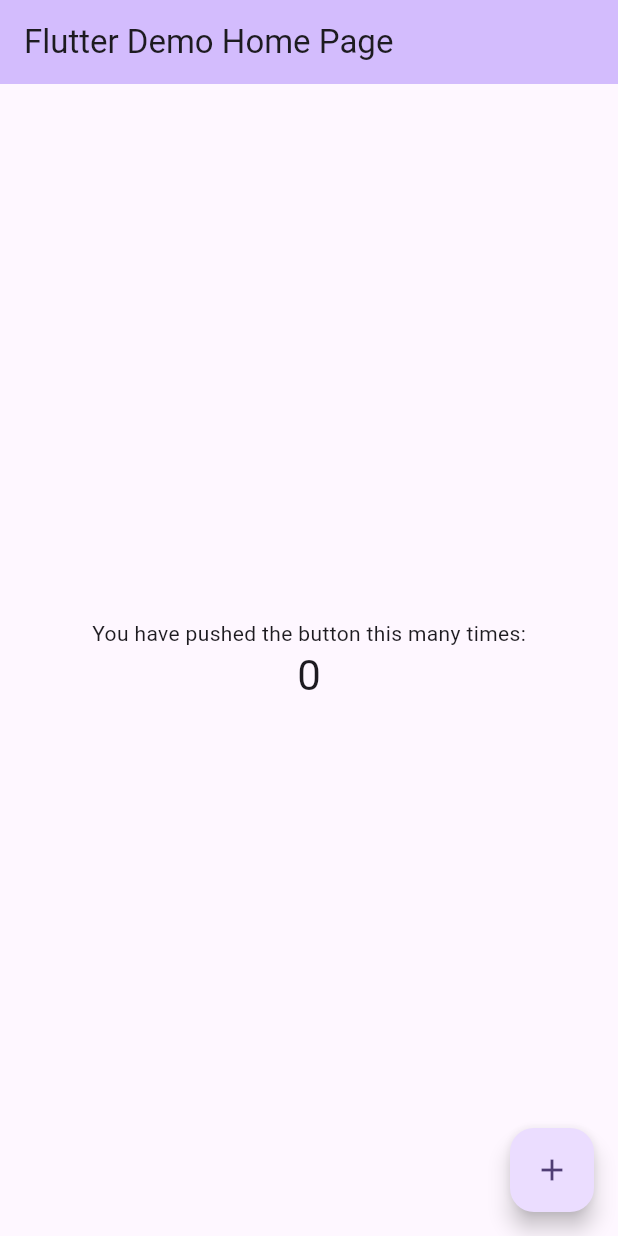
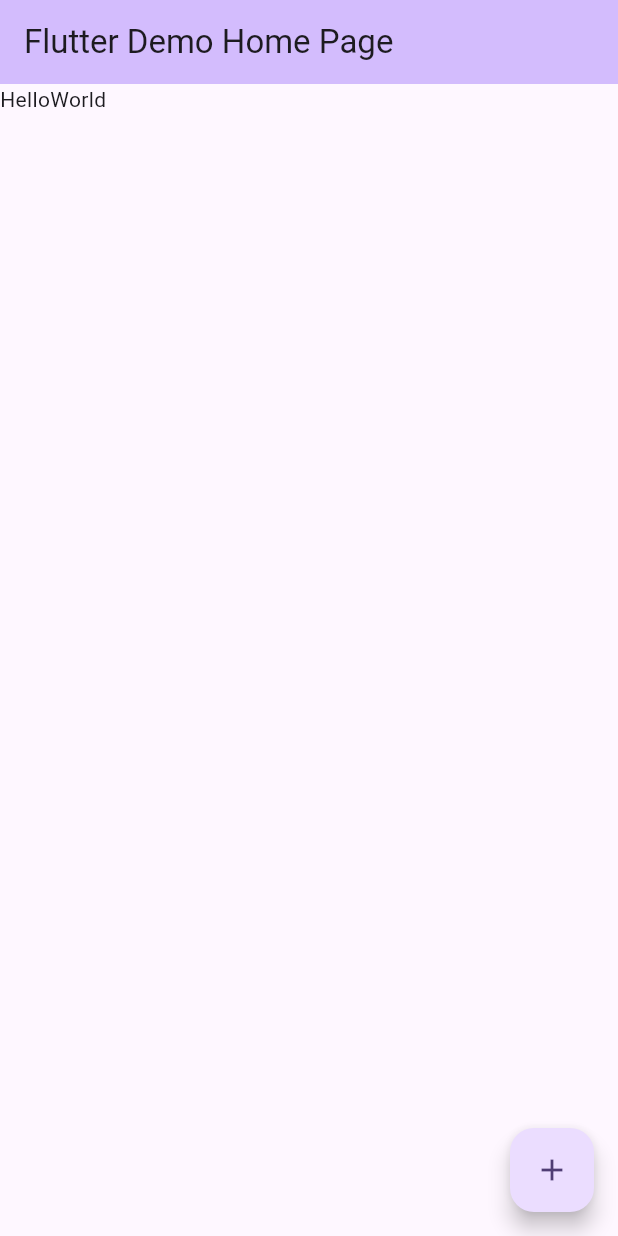
Before and after one commit to koyasaeki/hello_flutter, a Flutter app: the screen it shows after launch, on a phone screen of 412 x 824 dp. Run offline on Flutter 3.47's test engine with Material 3 defaults, Android fonts, the phone set to English and light mode, and no system bars.

Commit message:
update: HelloWorld を表示する

```diff
--- a/lib/main.dart
+++ b/lib/main.dart
@@ -47,20 +47,7 @@ class _MyHomePageState extends State<MyHomePage> {
         backgroundColor: Theme.of(context).colorScheme.inversePrimary,
         title: Text(widget.title),
       ),
-      body: Center(
-        child: Column(
-          mainAxisAlignment: MainAxisAlignment.center,
-          children: <Widget>[
-            const Text(
-              'You have pushed the button this many times:',
-            ),
-            Text(
-              '$_counter',
-              style: Theme.of(context).textTheme.headlineMedium,
-            ),
-          ],
-        ),
-      ),
+      body: const Text("HelloWorld"),
       floatingActionButton: FloatingActionButton(
         onPressed: _incrementCounter,
         tooltip: 'Increment',
```
